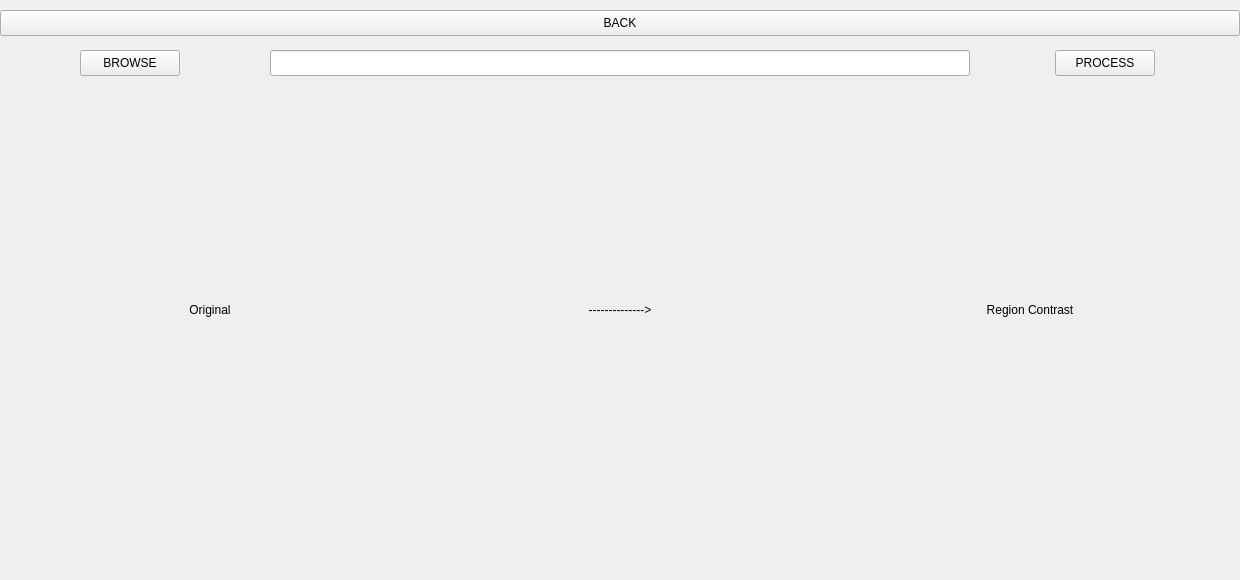
Old version of the form client/salient_object_detectionW/process_single_page.ui in the repository Acytoo/salient-object-detection.
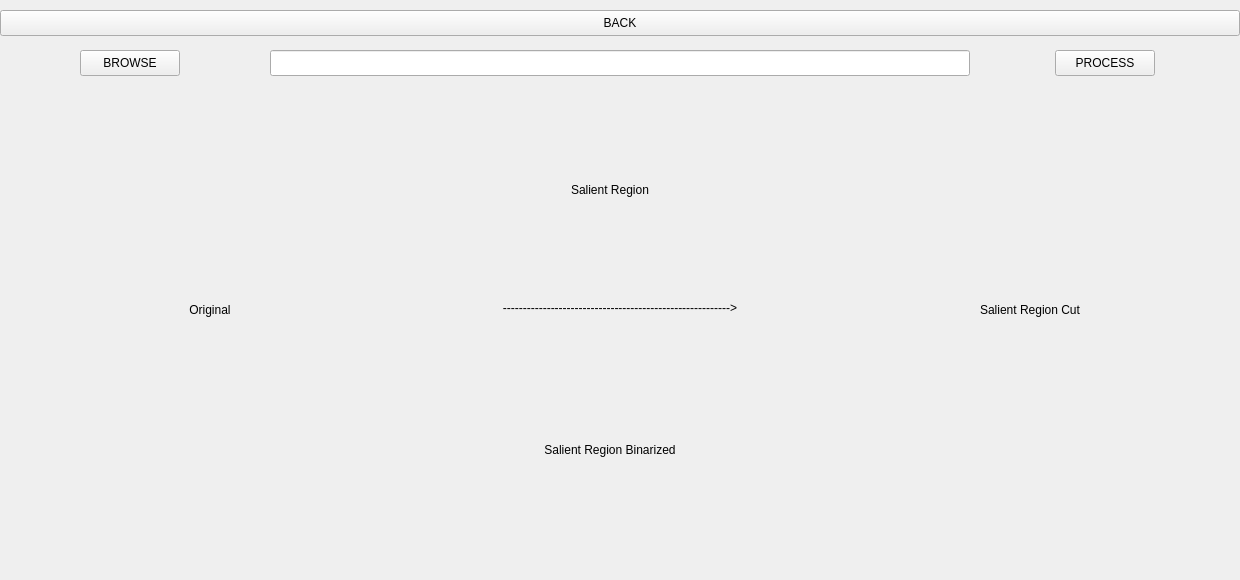
New version of the form. Icons and pictures are not drawn.

The edit to the form file:
```diff
--- a/client/salient_object_detectionW/process_single_page.ui
+++ b/client/salient_object_detectionW/process_single_page.ui
@@ -135,9 +135,9 @@
     <property name="geometry">
      <rect>
       <x>420</x>
-      <y>110</y>
+      <y>300</y>
       <width>400</width>
-      <height>400</height>
+      <height>16</height>
      </rect>
     </property>
     <property name="sizePolicy">
@@ -147,7 +147,7 @@
      </sizepolicy>
     </property>
     <property name="text">
-     <string>--------------&gt;</string>
+     <string>---------------------------------------------------------&gt;</string>
     </property>
     <property name="alignment">
      <set>Qt::AlignCenter</set>
@@ -169,7 +169,7 @@
      </sizepolicy>
     </property>
     <property name="text">
-     <string>Region Contrast</string>
+     <string>Salient Region Cut</string>
     </property>
     <property name="alignment">
      <set>Qt::AlignCenter</set>
@@ -241,6 +241,38 @@
      <set>Qt::AlignCenter</set>
     </property>
    </widget>
+   <widget class="QLabel" name="label_img_salient">
+    <property name="geometry">
+     <rect>
+      <x>510</x>
+      <y>90</y>
+      <width>200</width>
+      <height>200</height>
+     </rect>
+    </property>
+    <property name="text">
+     <string>Salient Region</string>
+    </property>
+    <property name="alignment">
+     <set>Qt::AlignCenter</set>
+    </property>
+   </widget>
+   <widget class="QLabel" name="label_img_salient_bi">
+    <property name="geometry">
+     <rect>
+      <x>510</x>
+      <y>350</y>
+      <width>200</width>
+      <height>200</height>
+     </rect>
+    </property>
+    <property name="text">
+     <string>Salient Region Binarized</string>
+    </property>
+    <property name="alignment">
+     <set>Qt::AlignCenter</set>
+    </property>
+   </widget>
   </widget>
  </widget>
  <resources/>
```
Left out of the diff: 26 changed lines with no effect on the pictures.
